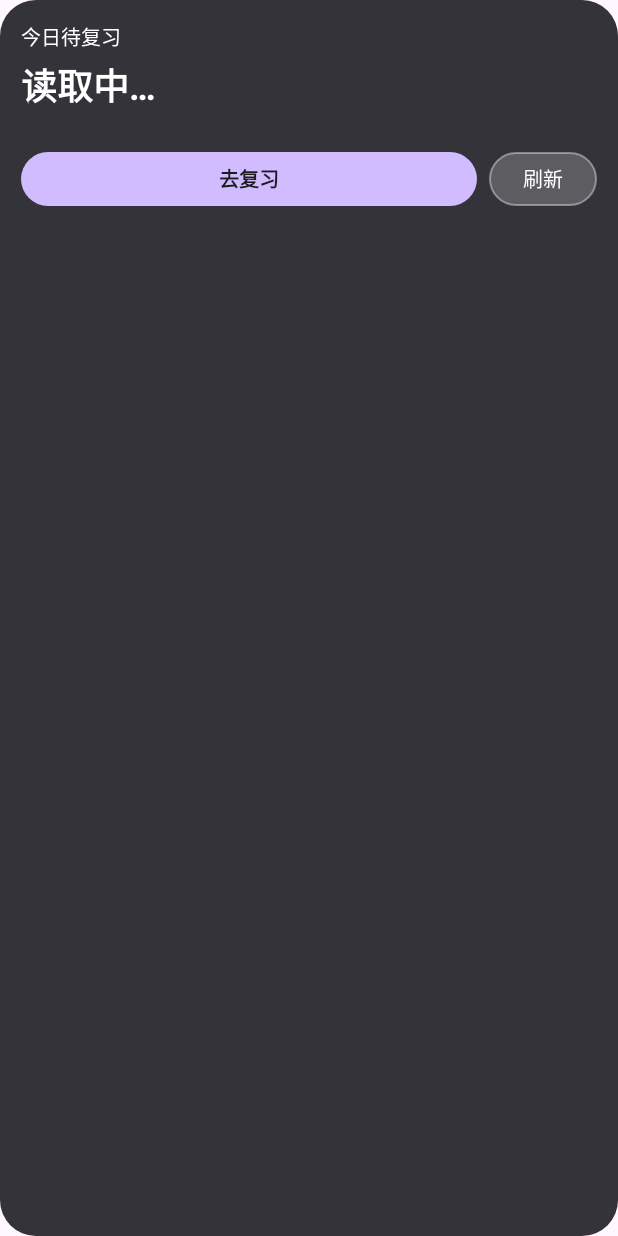
After one commit to XuCong-0920/course-design, an Android app: the layout widget_review.xml on its own in the app's theme, with its tools: preview values and no code run, on a phone screen of 412 x 824 dp. The commit adds this screen. Run offline under Robolectric (Android 15) with nearby library versions, the phone set to English and light mode, and no system bars.

Commit message:
feat: 伴生模块新增桌面小组件，独立显示今日待复习并直达复习页

```diff
--- /dev/null
+++ b/companion/src/main/res/drawable/widget_background.xml
@@ -0,0 +1,9 @@
+<?xml version="1.0" encoding="utf-8"?>
+<selector xmlns:android="http://schemas.android.com/apk/res/android">
+    <item>
+        <shape android:shape="rectangle">
+            <corners android:radius="24dp" />
+            <solid android:color="#F22B2930" />
+        </shape>
+    </item>
+</selector>
--- /dev/null
+++ b/companion/src/main/res/drawable/widget_button.xml
@@ -0,0 +1,9 @@
+<?xml version="1.0" encoding="utf-8"?>
+<selector xmlns:android="http://schemas.android.com/apk/res/android">
+    <item>
+        <shape android:shape="rectangle">
+            <corners android:radius="20dp" />
+            <solid android:color="#FFD0BCFF" />
+        </shape>
+    </item>
+</selector>
--- /dev/null
+++ b/companion/src/main/res/drawable/widget_button_ghost.xml
@@ -0,0 +1,10 @@
+<?xml version="1.0" encoding="utf-8"?>
+<selector xmlns:android="http://schemas.android.com/apk/res/android">
+    <item>
+        <shape android:shape="rectangle">
+            <corners android:radius="20dp" />
+            <solid android:color="#33FFFFFF" />
+            <stroke android:width="1dp" android:color="#66FFFFFF" />
+        </shape>
+    </item>
+</selector>
--- /dev/null
+++ b/companion/src/main/res/layout/widget_review.xml
@@ -0,0 +1,64 @@
+<?xml version="1.0" encoding="utf-8"?>
+<LinearLayout xmlns:android="http://schemas.android.com/apk/res/android"
+    android:layout_width="match_parent"
+    android:layout_height="match_parent"
+    android:background="@drawable/widget_background"
+    android:orientation="vertical"
+    android:padding="14dp">
+
+    <TextView
+        android:id="@+id/widgetTitle"
+        android:layout_width="match_parent"
+        android:layout_height="wrap_content"
+        android:text="@string/widget_title"
+        android:textColor="#FFFFFFFF"
+        android:textSize="13sp" />
+
+    <TextView
+        android:id="@+id/widgetDueText"
+        android:layout_width="match_parent"
+        android:layout_height="wrap_content"
+        android:layout_marginTop="4dp"
+        android:text="@string/widget_loading"
+        android:textColor="#FFFFFFFF"
+        android:textSize="24sp"
+        android:textStyle="bold" />
+
+    <TextView
+        android:id="@+id/widgetTotalText"
+        android:layout_width="match_parent"
+        android:layout_height="wrap_content"
+        android:layout_marginTop="2dp"
+        android:textColor="#B3FFFFFF"
+        android:textSize="12sp" />
+
+    <LinearLayout
+        android:layout_width="match_parent"
+        android:layout_height="wrap_content"
+        android:layout_marginTop="8dp"
+        android:orientation="horizontal">
+
+        <TextView
+            android:id="@+id/widgetOpenButton"
+            android:layout_width="0dp"
+            android:layout_height="36dp"
+            android:layout_weight="1"
+            android:background="@drawable/widget_button"
+            android:gravity="center"
+            android:text="@string/widget_open_review"
+            android:textColor="#FF1C1B1F"
+            android:textSize="13sp"
+            android:textStyle="bold" />
+
+        <TextView
+            android:id="@+id/widgetRefreshButton"
+            android:layout_width="72dp"
+            android:layout_height="36dp"
+            android:layout_marginStart="8dp"
+            android:background="@drawable/widget_button_ghost"
+            android:gravity="center"
+            android:text="@string/widget_refresh"
+            android:textColor="#FFFFFFFF"
+            android:textSize="13sp" />
+    </LinearLayout>
+</LinearLayout>
--- /dev/null
+++ b/companion/src/main/res/values/strings.xml
@@ -0,0 +1,11 @@
+<?xml version="1.0" encoding="utf-8"?>
+<resources>
+    <string name="widget_title">今日待复习</string>
+    <string name="widget_due_value">%1$d 个单词</string>
+    <string name="widget_total_value">词库共 %1$d 个词</string>
+    <string name="widget_loading">读取中…</string>
+    <string name="widget_unavailable">暂时读不到主 App 的数据</string>
+    <string name="widget_open_review">去复习</string>
+    <string name="widget_refresh">刷新</string>
+    <string name="widget_description">在桌面显示今天的待复习词数，点一下直接进复习页</string>
+</resources>
```
Also changed, not shown: app/src/main/AndroidManifest.xml (+7 -0 lines), app/src/main/java/com/xucong/wordmemory/MainActivity.kt (+8 -0 lines), app/src/main/java/com/xucong/wordmemory/data/WordStatsProvider.kt (added, +68 -0 lines), companion/src/main/AndroidManifest.xml (+18 -1 lines), companion/src/main/java/com/xucong/wordmemory/companion/widget/ReviewWidgetProvider.kt (added, +116 -0 lines), companion/src/main/res/xml/review_widget_info.xml (added, +12 -0 lines), 2 other files.
